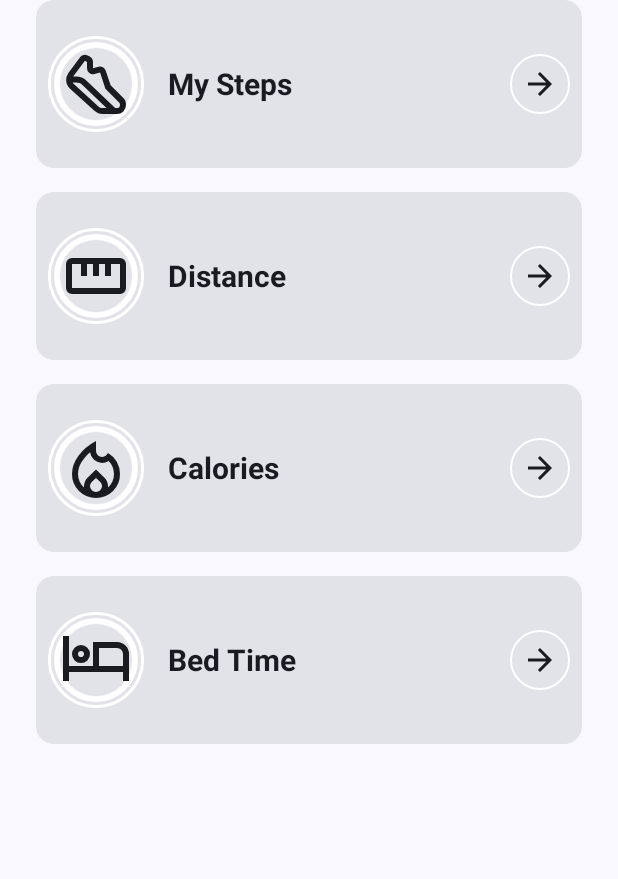
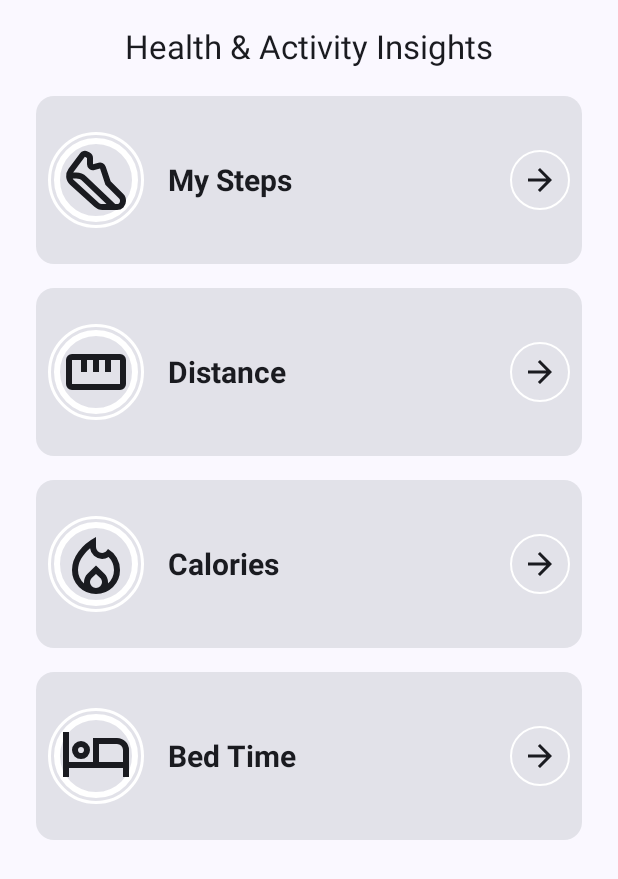
Before and after one commit to dgozhenko/HealthDataDemo, an Android app built with Jetpack Compose: the health_data_screen_navigation_route screen opened through its navigation route, on a phone screen of 412 x 824 dp. Shown: the top 879 px of the screen. Run offline under Robolectric (Android 15) with nearby library versions, the phone set to English and light mode, and no system bars; our stand-ins replace Dagger/Hilt's generated code; libraries missing offline, so code that uses them is left out: androidx.health.connect; 13 statements that could not run were skipped.

Commit message:
Add top bar

```diff
--- a/app/src/main/java/com/dhozhenkohealthdatademo/presentation/healthdata/HealthDataScreen.kt
+++ b/app/src/main/java/com/dhozhenkohealthdatademo/presentation/healthdata/HealthDataScreen.kt
@@ -7,8 +7,10 @@ import androidx.compose.foundation.layout.height
 import androidx.compose.foundation.layout.padding
 import androidx.compose.foundation.lazy.grid.GridCells
 import androidx.compose.foundation.lazy.grid.LazyVerticalGrid
+import androidx.compose.material3.CenterAlignedTopAppBar
 import androidx.compose.material3.ExperimentalMaterial3Api
 import androidx.compose.material3.Scaffold
+import androidx.compose.material3.Text
 import androidx.compose.runtime.Composable
 import androidx.compose.runtime.collectAsState
 import androidx.compose.runtime.getValue
@@ -33,6 +35,9 @@ fun HealthDataScreen(
     val state by viewModel.healthDataState.collectAsState()
 
     Scaffold(
+        topBar = {
+                 CenterAlignedTopAppBar(title = { Text(text = "Health & Activity Insights") })
+        },
         modifier = Modifier.fillMaxSize()
     ) { scaffoldPadding ->
         Column(
```
